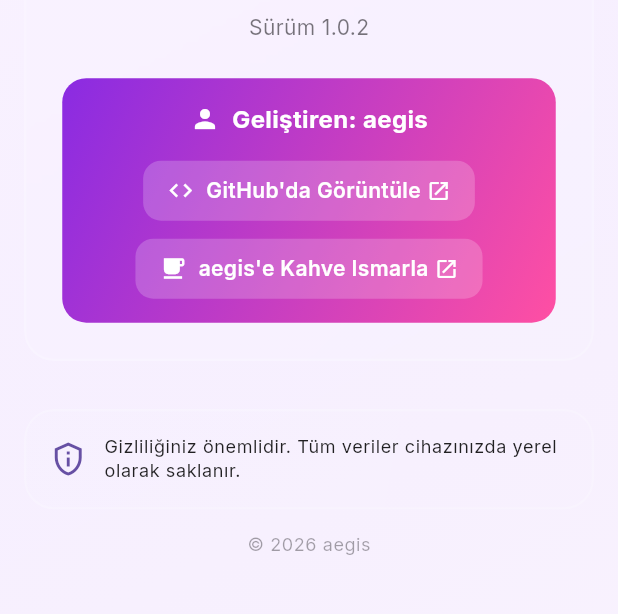
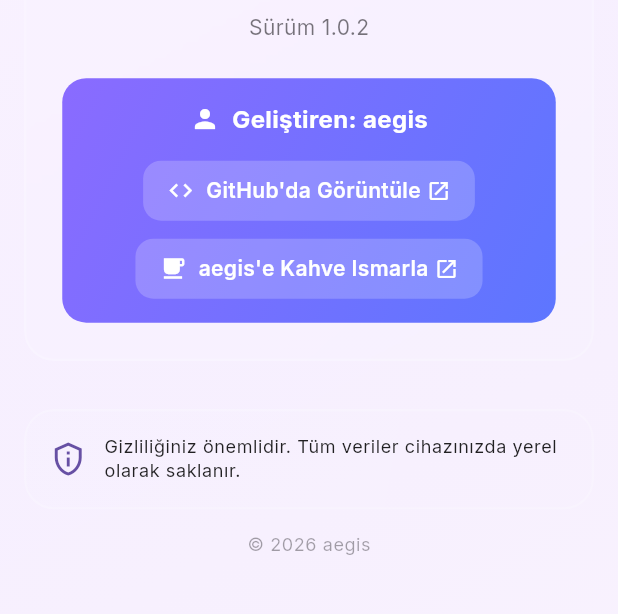
Before and after one commit to MrSpy00/DirectFast, a Flutter app: the SettingsScreen screen opened by its route, scrolled down 526 dp, on a phone screen of 412 x 824 dp, the part 578-1192 px from its top. Run offline on Flutter 3.47's test engine with Material 3 defaults, Android fonts, the phone set to English and light mode, and no system bars; drawn by our look-alikes of flutter_animate; our stand-ins replace flutter_riverpod, flutter_svg, go_router, google_fonts, qr_flutter, share_plus and 1 more; missing offline and left inert: clipboard, encrypt, gal; accounts and stored records are empty; project files that could hold a hidden picture were left out.

Commit message:
feat: polish screenshots, settings palette, and utilities layout

```diff
--- a/lib/features/settings/views/settings_screen.dart
+++ b/lib/features/settings/views/settings_screen.dart
@@ -8,6 +8,7 @@ import '../../../shared/constants/app_strings.dart';
 import '../../../core/services/locale_service.dart';
 import '../../../shared/widgets/glassmorphic_container.dart';
 import '../../../shared/widgets/app_logo.dart';
+import '../../../shared/theme/app_theme.dart';
 import '../viewmodels/theme_viewmodel.dart';
 
 class SettingsScreen extends ConsumerWidget {
@@ -190,11 +191,7 @@ class SettingsScreen extends ConsumerWidget {
                   Container(
                     padding: const EdgeInsets.all(16),
                     decoration: BoxDecoration(
-                      gradient: const LinearGradient(
-                        colors: [Color(0xFF8A2BE2), Color(0xFFFF4FA3)],
-                        begin: Alignment.topLeft,
-                        end: Alignment.bottomRight,
-                      ),
+                      gradient: AppTheme.accentGradient,
                       borderRadius: BorderRadius.circular(16),
                     ),
                     child: Column(
@@ -202,12 +199,17 @@ class SettingsScreen extends ConsumerWidget {
                         Row(
                           mainAxisAlignment: MainAxisAlignment.center,
                           children: [
-                            const Icon(Icons.person,
-                                color: Colors.white, size: 20,),
+                            const Icon(
+                              Icons.person,
+                              color: Colors.white,
+                              size: 20,
+                            ),
                             const SizedBox(width: 8),
                             Text(
-                              AppStrings.tr('developed_by',
-                                  args: [AppConstants.developerName],),
+                              AppStrings.tr(
+                                'developed_by',
+                                args: [AppConstants.developerName],
+                              ),
                               style: const TextStyle(
                                 color: Colors.white,
                                 fontSize: 16,
--- a/lib/shared/constants/app_strings.dart
+++ b/lib/shared/constants/app_strings.dart
@@ -492,8 +492,8 @@ class AppStrings {
 
     // Utils Screen
     'utils_subtitle': {
-      'tr': 'QR, Bağlantılar ve Şifreleme',
-      'en': 'QR, Links & Encryption',
+      'tr': 'QR, Bağlantılar, Şifreleme ve Şablonlar',
+      'en': 'QR, Links, Encryption & Templates',
     },
     'tab_qr': {
       'tr': 'QR',
--- a/lib/shared/theme/app_theme.dart
+++ b/lib/shared/theme/app_theme.dart
@@ -7,12 +7,12 @@ class AppTheme {
   // ── Light palette ──────────────────────────────────────────────────────────
   static const _primaryLight = Color(0xFF6750A4);
   static const _secondaryLight = Color(0xFF625B71);
-  static const _tertiaryLight = Color(0xFF7D5260);
+  static const _tertiaryLight = Color(0xFF5E5AAE);
 
   // ── Dark palette ───────────────────────────────────────────────────────────
   static const _primaryDark = Color(0xFFD0BCFF);
   static const _secondaryDark = Color(0xFFCCC2DC);
-  static const _tertiaryDark = Color(0xFFEFB8C8);
+  static const _tertiaryDark = Color(0xFFD2C6FF);
 
   // ── True-Black OLED surface hierarchy ──────────────────────────────────────
   static const _darkSurface = Color(0xFF000000);
@@ -29,7 +29,7 @@ class AppTheme {
   );
 
   static const accentGradient = LinearGradient(
-    colors: [Color(0xFFF093FB), Color(0xFFF5576C)],
+    colors: [Color(0xFF8A6BFF), Color(0xFF5D76FF)],
     begin: Alignment.topLeft,
     end: Alignment.bottomRight,
   );
```
Also changed, not shown: lib/features/home/views/home_screen.dart (+108 -23 lines), 1 other file.
